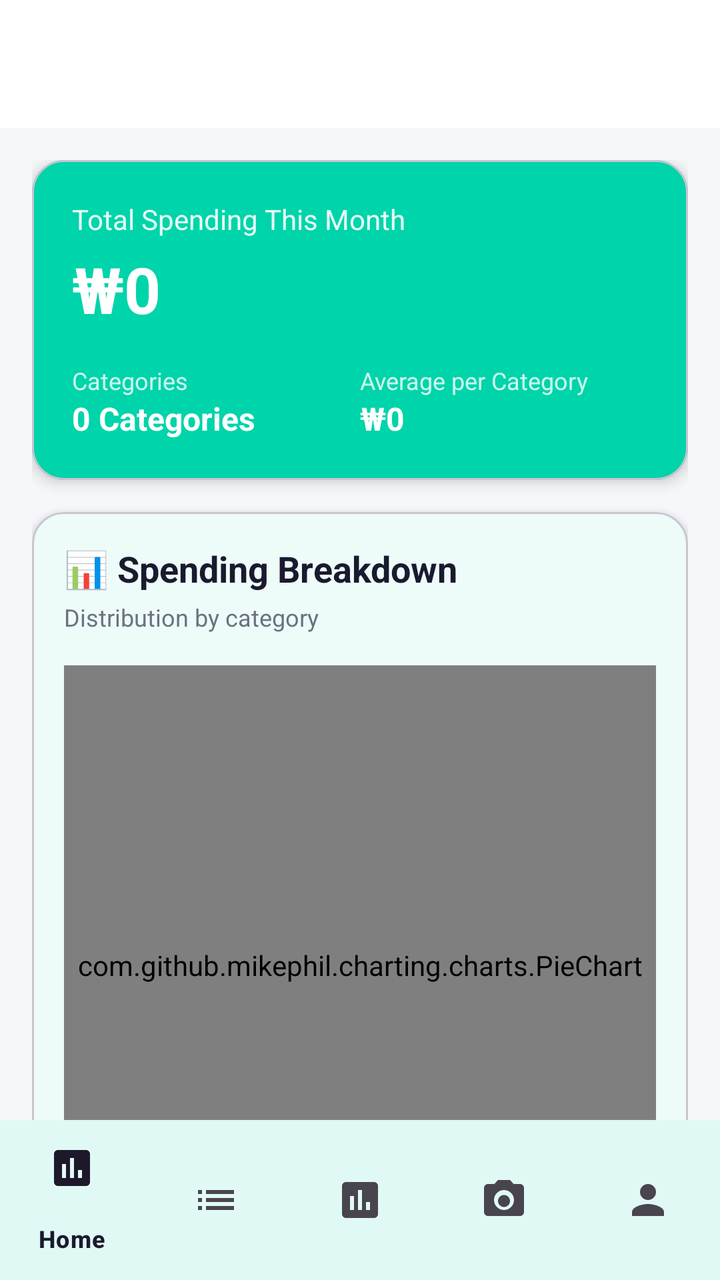
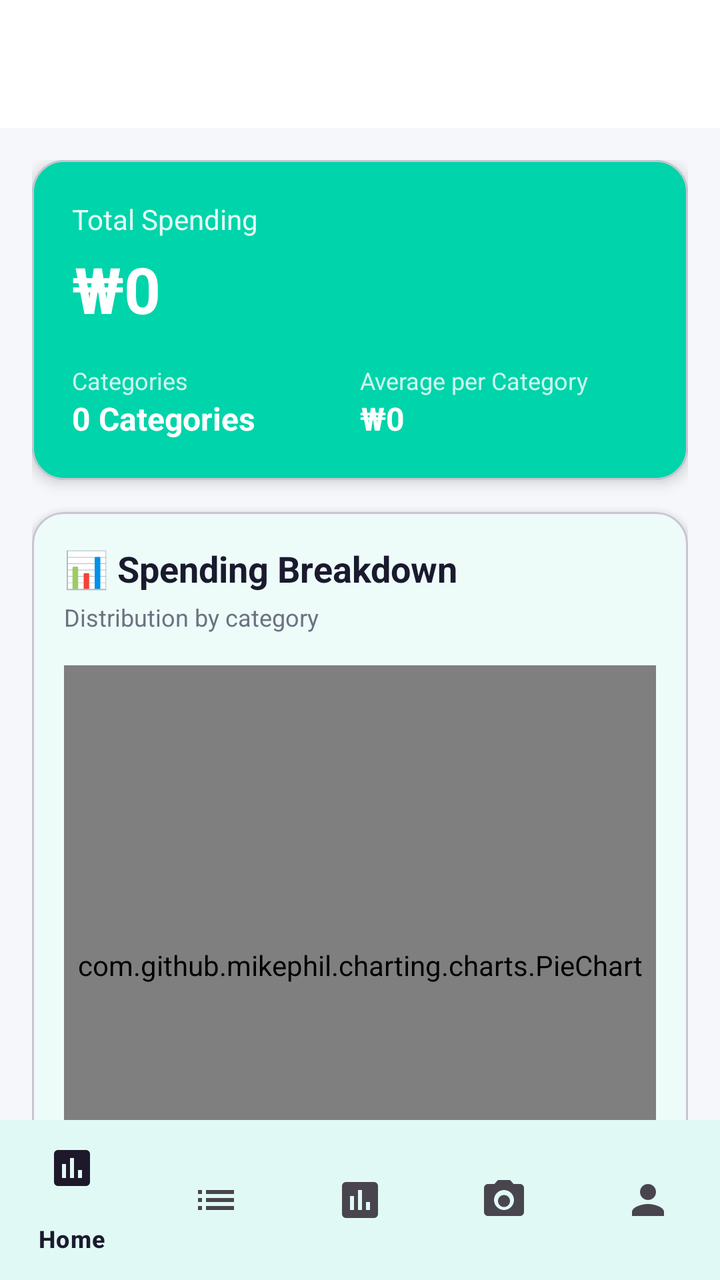

Before-and-after screenshots of an Android layout around one commit, followed by the original layout XML and the change that was made.
<!-- AndroidManifest.xml: application theme Theme.Receiptify -->
<!-- res/layout/activity_analytics_view.xml -->
<?xml version="1.0" encoding="utf-8"?>
<androidx.coordinatorlayout.widget.CoordinatorLayout xmlns:android="http://schemas.android.com/apk/res/android"
    xmlns:app="http://schemas.android.com/apk/res-auto"
    android:layout_width="match_parent"
    android:layout_height="match_parent"
    android:background="@color/background_light">

    <com.google.android.material.appbar.AppBarLayout
        android:layout_width="match_parent"
        android:layout_height="wrap_content"
        android:background="@color/white"
        app:elevation="0dp">

        <androidx.appcompat.widget.Toolbar
            android:id="@+id/toolbar"
            android:layout_width="match_parent"
            android:layout_height="?attr/actionBarSize"
            app:titleTextColor="@color/text_primary" />

    </com.google.android.material.appbar.AppBarLayout>

    <androidx.core.widget.NestedScrollView
        android:layout_width="match_parent"
        android:layout_height="match_parent"
        app:layout_behavior="@string/appbar_scrolling_view_behavior">

        <LinearLayout
            android:layout_width="match_parent"
            android:layout_height="wrap_content"
            android:orientation="vertical"
            android:padding="16dp">

            
            <com.google.android.material.card.MaterialCardView
                android:layout_width="match_parent"
                android:layout_height="wrap_content"
                android:layout_marginBottom="16dp"
                app:cardBackgroundColor="@color/primary_mint"
                app:cardCornerRadius="16dp"
                app:cardElevation="4dp">

                <LinearLayout
                    android:layout_width="match_parent"
                    android:layout_height="wrap_content"
                    android:orientation="vertical"
                    android:padding="20dp">

                    <TextView
                        android:layout_width="wrap_content"
                        android:layout_height="wrap_content"
                        android:text="Total Spending This Month"
                        android:textColor="@color/white"
                        android:textSize="14sp"
                        android:alpha="0.9" />

                    <TextView
                        android:id="@+id/tvTotalSpending"
                        android:layout_width="wrap_content"
                        android:layout_height="wrap_content"
                        android:layout_marginTop="4dp"
                        android:text="₩0"
                        android:textColor="@color/white"
                        android:textSize="32sp"
                        android:textStyle="bold" />

                    <LinearLayout
                        android:layout_width="match_parent"
                        android:layout_height="wrap_content"
                        android:layout_marginTop="16dp"
                        android:orientation="horizontal">

                        <LinearLayout
                            android:layout_width="0dp"
                            android:layout_height="wrap_content"
                            android:layout_weight="1"
                            android:orientation="vertical">

                            <TextView
                                android:layout_width="wrap_content"
                                android:layout_height="wrap_content"
                                android:text="Categories"
                                android:textColor="@color/white"
                                android:textSize="12sp"
                                android:alpha="0.8" />

                            <TextView
                                android:id="@+id/tvCategoryCount"
                                android:layout_width="wrap_content"
                                android:layout_height="wrap_content"
                                android:text="0 Categories"
                                android:textColor="@color/white"
                                android:textSize="16sp"
                                android:textStyle="bold" />

                        </LinearLayout>

                        <LinearLayout
                            android:layout_width="0dp"
                            android:layout_height="wrap_content"
                            android:layout_weight="1"
                            android:orientation="vertical">

                            <TextView
                                android:layout_width="wrap_content"
                                android:layout_height="wrap_content"
                                android:text="Average per Category"
                                android:textColor="@color/white"
                                android:textSize="12sp"
                                android:alpha="0.8" />

                            <TextView
                                android:id="@+id/tvAverageSpending"
                                android:layout_width="wrap_content"
                                android:layout_height="wrap_content"
                                android:text="₩0"
                                android:textColor="@color/white"
                                android:textSize="16sp"
                                android:textStyle="bold" />

                        </LinearLayout>

                    </LinearLayout>

                </LinearLayout>

            </com.google.android.material.card.MaterialCardView>

            
            <com.google.android.material.card.MaterialCardView
                android:layout_width="match_parent"
                android:layout_height="wrap_content"
                android:layout_marginBottom="16dp"
                app:cardBackgroundColor="@color/white"
                app:cardCornerRadius="16dp"
                app:cardElevation="2dp">

                <LinearLayout
                    android:layout_width="match_parent"
                    android:layout_height="wrap_content"
                    android:orientation="vertical"
                    android:padding="16dp">

                    <TextView
                        android:layout_width="wrap_content"
                        android:layout_height="wrap_content"
                        android:text="📊 Spending Breakdown"
                        android:textColor="@color/text_primary"
                        android:textSize="18sp"
                        android:textStyle="bold" />

                    <TextView
                        android:layout_width="wrap_content"
                        android:layout_height="wrap_content"
                        android:layout_marginTop="4dp"
                        android:text="Distribution by category"
                        android:textColor="@color/text_secondary"
                        android:textSize="12sp" />

                    <com.github.mikephil.charting.charts.PieChart
                        android:id="@+id/pieChart"
                        android:layout_width="match_parent"
                        android:layout_height="300dp"
                        android:layout_marginTop="16dp" />

                </LinearLayout>

            </com.google.android.material.card.MaterialCardView>

            
            <com.google.android.material.card.MaterialCardView
                android:layout_width="match_parent"
                android:layout_height="wrap_content"
                android:layout_marginBottom="16dp"
                app:cardBackgroundColor="@color/white"
                app:cardCornerRadius="16dp"
                app:cardElevation="2dp">

                <LinearLayout
                    android:layout_width="match_parent"
                    android:layout_height="wrap_content"
                    android:orientation="vertical"
                    android:padding="16dp">

                    <TextView
                        android:layout_width="wrap_content"
                        android:layout_height="wrap_content"
                        android:text="📈 Category Comparison"
                        android:textColor="@color/text_primary"
                        android:textSize="18sp"
                        android:textStyle="bold" />

                    <TextView
                        android:layout_width="wrap_content"
                        android:layout_height="wrap_content"
                        android:layout_marginTop="4dp"
                        android:text="Compare spending across categories"
                        android:textColor="@color/text_secondary"
                        android:textSize="12sp" />

                    <com.github.mikephil.charting.charts.BarChart
                        android:id="@+id/barChart"
                        android:layout_width="match_parent"
                        android:layout_height="250dp"
                        android:layout_marginTop="16dp" />

                </LinearLayout>

            </com.google.android.material.card.MaterialCardView>

            
            <com.google.android.material.card.MaterialCardView
                android:layout_width="match_parent"
                android:layout_height="wrap_content"
                android:layout_marginBottom="16dp"
                app:cardBackgroundColor="@color/white"
                app:cardCornerRadius="16dp"
                app:cardElevation="2dp">

                <LinearLayout
                    android:layout_width="match_parent"
                    android:layout_height="wrap_content"
                    android:orientation="vertical"
                    android:padding="16dp">

                    <TextView
                        android:layout_width="wrap_content"
                        android:layout_height="wrap_content"
                        android:text="📉 Spending Trend"
                        android:textColor="@color/text_primary"
                        android:textSize="18sp"
                        android:textStyle="bold" />

                    <TextView
                        android:layout_width="wrap_content"
                        android:layout_height="wrap_content"
                        android:layout_marginTop="4dp"
                        android:text="Daily spending pattern this month"
                        android:textColor="@color/text_secondary"
                        android:textSize="12sp" />

                    <com.github.mikephil.charting.charts.LineChart
                        android:id="@+id/lineChart"
                        android:layout_width="match_parent"
                        android:layout_height="250dp"
                        android:layout_marginTop="16dp" />

                </LinearLayout>

            </com.google.android.material.card.MaterialCardView>

            
            <com.google.android.material.card.MaterialCardView
                android:layout_width="match_parent"
                android:layout_height="wrap_content"
                app:cardBackgroundColor="@color/card_highlight"
                app:cardCornerRadius="16dp"
                app:cardElevation="0dp">

                <LinearLayout
                    android:layout_width="match_parent"
                    android:layout_height="wrap_content"
                    android:orientation="horizontal"
                    android:padding="16dp"
                    android:gravity="center_vertical">

                    <TextView
                        android:layout_width="wrap_content"
                        android:layout_height="wrap_content"
                        android:text="💡"
                        android:textSize="24sp" />

                    <LinearLayout
                        android:layout_width="0dp"
                        android:layout_height="wrap_content"
                        android:layout_weight="1"
                        android:layout_marginStart="12dp"
                        android:orientation="vertical">

                        <TextView
                            android:layout_width="wrap_content"
                            android:layout_height="wrap_content"
                            android:text="Smart Tip"
                            android:textColor="@color/primary_mint_dark"
                            android:textSize="14sp"
                            android:textStyle="bold" />

                        <TextView
                            android:layout_width="wrap_content"
                            android:layout_height="wrap_content"
                            android:layout_marginTop="4dp"
                            android:text="Track your spending patterns to find areas where you can save more!"
                            android:textColor="@color/text_secondary"
                            android:textSize="12sp" />

                    </LinearLayout>

                </LinearLayout>

            </com.google.android.material.card.MaterialCardView>

        </LinearLayout>

    </androidx.core.widget.NestedScrollView>

    
    <ProgressBar
        android:id="@+id/progressBar"
        android:layout_width="wrap_content"
        android:layout_height="wrap_content"
        android:layout_gravity="center"
        android:visibility="gone" />

    <com.google.android.material.bottomnavigation.BottomNavigationView
        android:id="@+id/bottomNavigation"
        android:layout_width="match_parent"
        android:layout_height="wrap_content"
        android:layout_gravity="bottom"
        android:background="@color/white"
        app:elevation="8dp"
        app:menu="@menu/bottom_nav_menu" />

</androidx.coordinatorlayout.widget.CoordinatorLayout>
<!-- resources referenced by this layout -->
<resources>
  <color name="background_light">#F5F7FA</color>
  <color name="card_highlight">#E8FFF8</color>
  <color name="primary_mint">#00D4AA</color>
  <color name="primary_mint_dark">#00B894</color>
  <color name="text_primary">#1A1A2E</color>
  <color name="text_secondary">#6B7280</color>
  <color name="white">#FFFFFF</color>
  <style name="Theme.Receiptify" parent="Base.Theme.Receiptify" />
  <style name="Base.Theme.Receiptify" parent="Theme.Material3.Light.NoActionBar">
          <item name="colorPrimary">@color/primary_purple</item>
          <item name="colorPrimaryVariant">@color/primary_purple_dark</item>
          <item name="colorOnPrimary">@color/white</item>
  
          <item name="colorSurface">@color/surface_light</item>
          <item name="colorOnSurface">@color/text_primary</item>
  
          <item name="android:colorBackground">@color/background_light</item>
          <item name="colorOnBackground">@color/text_primary</item>
  
          <item name="colorOutline">@color/divider</item>
      </style>
  <color name="primary_purple">#00D4AA</color>
  <color name="primary_purple_dark">#00B894</color>
  <color name="surface_light">#FFFFFF</color>
  <color name="divider">#E5E7EB</color>
</resources>

<!-- the commit's change to res/layout/activity_analytics_view.xml (unified diff, before → after) -->
@@ -48,7 +48,7 @@
                     <TextView
                         android:layout_width="wrap_content"
                         android:layout_height="wrap_content"
-                        android:text="Total Spending This Month"
+                        android:text="Total Spending"
                         android:textColor="@color/white"
                         android:textSize="14sp"
                         android:alpha="0.9" />
